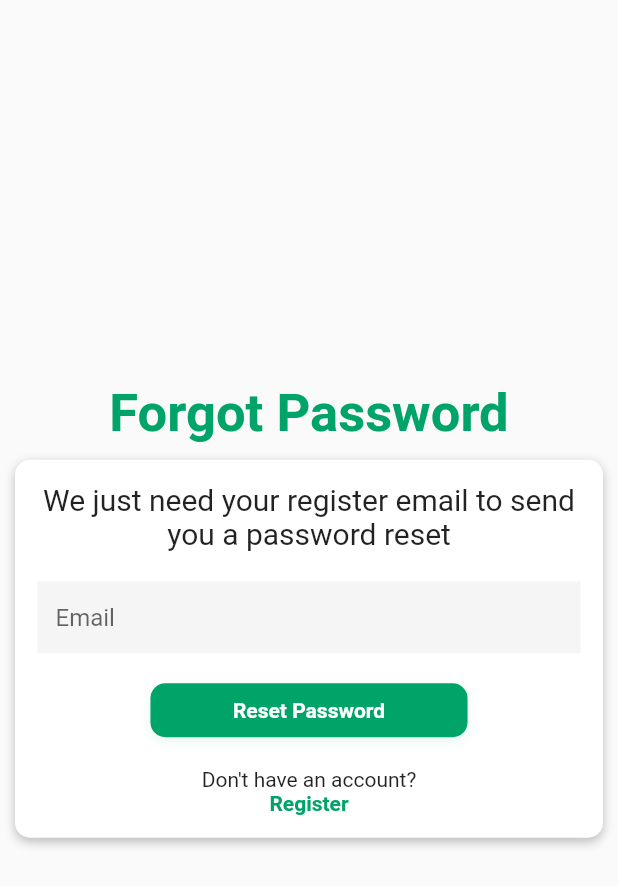
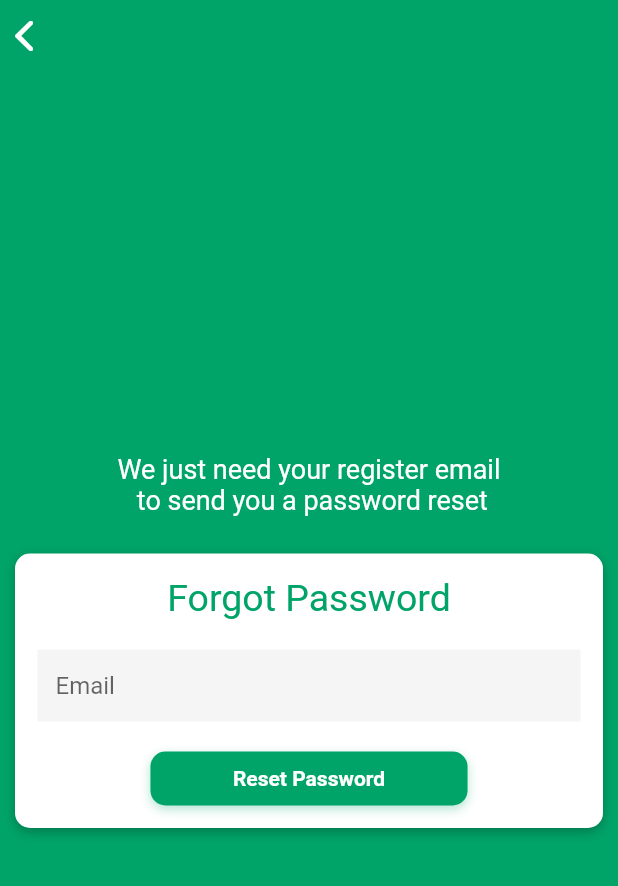
Before and after one commit to elMubarak/NARR_mobile_app, a Flutter app: the ForgotPassword screen opened by its route, on a phone screen of 412 x 824 dp. Shown: the top 886 px of the screen. Run offline on Flutter 3.47's test engine with Material 2 defaults, Android fonts, the phone set to English and light mode, and no system bars; our stand-ins replace charts_flutter, file_picker, flutter_svg.

Commit message:
login update

```diff
--- a/lib/screens/forgotPassword.dart
+++ b/lib/screens/forgotPassword.dart
@@ -1,3 +1,4 @@
+import 'package:flutter/cupertino.dart';
 import 'package:flutter/material.dart';
 import 'package:narr/screens/home.dart';
 import 'package:narr/screens/register.dart';
@@ -14,28 +15,50 @@ class _ForgotPasswordState extends State<ForgotPassword> {
   @override
   Widget build(BuildContext context) {
     return Scaffold(
+      appBar: PreferredSize(
+        child: SafeArea(
+          child: Row(
+            children: [
+              Padding(
+                padding: const EdgeInsets.only(top: 8.0),
+                child: GestureDetector(
+                  onTap: () {
+                    Navigator.of(context).pop();
+                  },
+                  child: Icon(
+                    CupertinoIcons.back,
+                    size: 32,
+                    color: Colors.white,
+                  ),
+                ),
+              ),
+            ],
+          ),
+        ),
+        preferredSize: Size.fromHeight(80),
+      ),
+      backgroundColor: Color(0xff00a368),
       body: Column(
         mainAxisAlignment: MainAxisAlignment.center,
         children: <Widget>[
-          SafeArea(
-            child: Text(
-              'Forgot Password',
-              style: TextStyle(
-                fontSize: 35.0,
-                fontWeight: FontWeight.bold,
-                color: Color(0xff00a368),
-              ),
+          Text(
+            'We just need your register email \n to send you a password reset',
+            textAlign: TextAlign.center,
+            style: TextStyle(
+              fontSize: 18.0,
+              color: Colors.white,
             ),
           ),
+          SizedBox(height: 15),
           FormCard(
             child: Column(
               mainAxisAlignment: MainAxisAlignment.center,
               children: <Widget>[
                 Text(
-                  'We just need your register email to send you a password reset',
-                  textAlign: TextAlign.center,
+                  'Forgot Password',
                   style: TextStyle(
-                    fontSize: 20.0,
+                    fontSize: 25.0,
+                    color: Color(0xff00a368),
                   ),
                 ),
                 SizedBox(
@@ -59,22 +82,6 @@ class _ForgotPasswordState extends State<ForgotPassword> {
                     buttonTitle: 'Reset Password',
                   ),
                 ),
-                SizedBox(
-                  height: 20.0,
-                ),
-                Text('Don\'t have an account?'),
-                GestureDetector(
-                  onTap: () {
-                    Navigator.of(context).pushNamed(Register.id);
-                  },
-                  child: Text(
-                    'Register',
-                    style: TextStyle(
-                      color: Color(0xff00a368),
-                      fontWeight: FontWeight.w600,
-                    ),
-                  ),
-                ),
               ],
             ),
           ),
--- a/lib/screens/login.dart
+++ b/lib/screens/login.dart
@@ -96,7 +96,8 @@ class _LoginState extends State<Login> {
                           SizedBox(height: 25.0),
                           GestureDetector(
                             onTap: () {
-                              Navigator.of(context).pushNamed(HomeScreen.id);
+                              Navigator.of(context)
+                                  .pushReplacementNamed(HomeScreen.id);
                             },
                             child: CustomBotton(
                               buttonTitle: 'Login',
@@ -105,7 +106,8 @@ class _LoginState extends State<Login> {
                           SizedBox(height: 25.0),
                           GestureDetector(
                             onTap: () {
-                              Navigator.of(context).pushNamed(Register.id);
+                              Navigator.of(context)
+                                  .pushReplacementNamed(Register.id);
                             },
                             child: Row(
                               mainAxisAlignment: MainAxisAlignment.center,
--- a/lib/widgets/custom_button.dart
+++ b/lib/widgets/custom_button.dart
@@ -20,7 +20,7 @@ class CustomBotton extends StatelessWidget {
           BoxShadow(
             offset: Offset(0, 2.5),
             blurRadius: 5,
-            color: Color(0xff00a368).withOpacity(0.10),
+            color: Color(0xff00a368).withOpacity(0.3),
           ),
         ],
       ),
```
Also changed, not shown: lib/screens/home.dart (+7 -49 lines), lib/screens/register.dart (+33 -9 lines), lib/widgets/cards.dart (+2 -7 lines).
